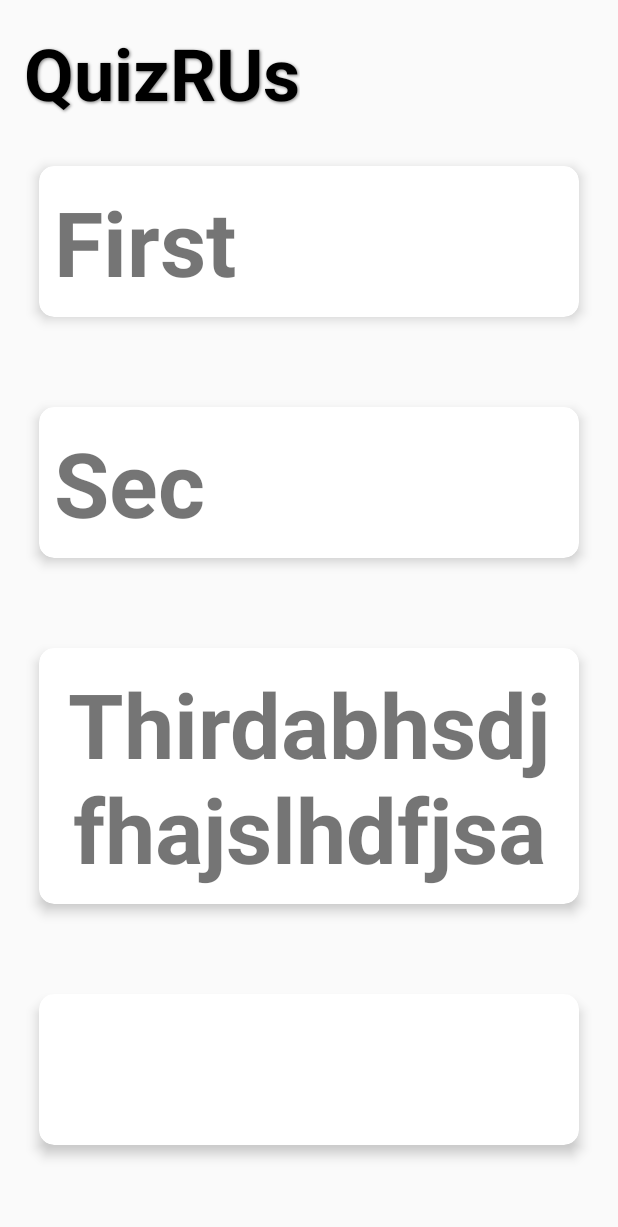
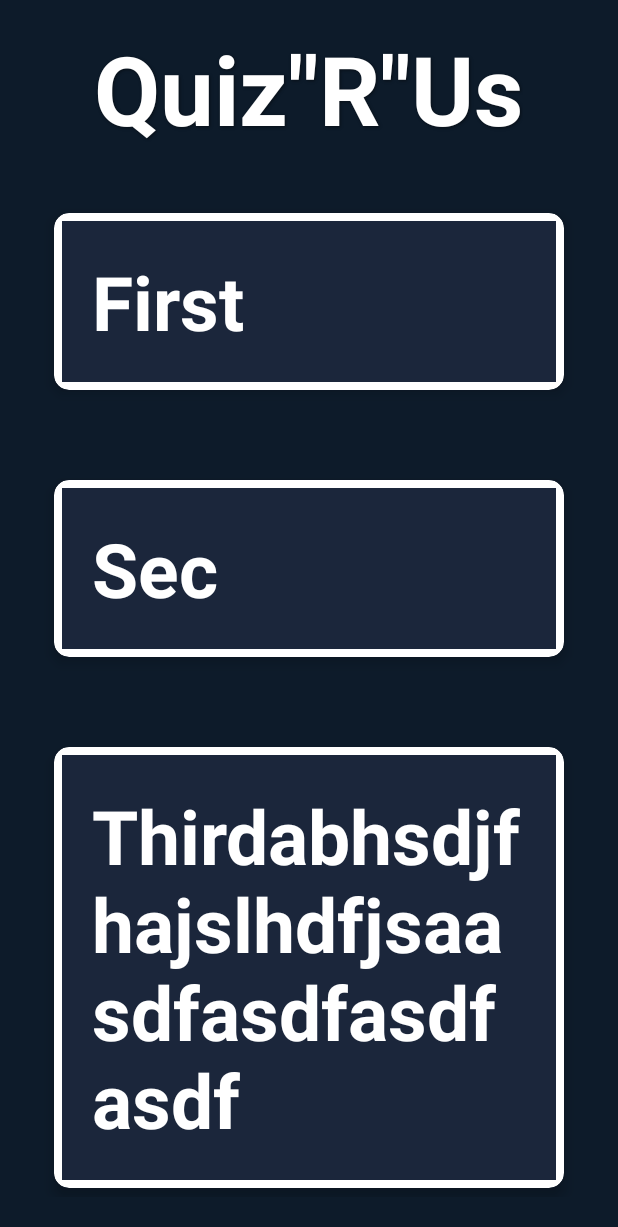
Before and after one commit to NicholasTanJH/QuizRUs, an Android app: the screen it shows after launch (QuizSelectionActivity), on a phone screen of 412 x 824 dp. Shown: the top 1227 px of the screen. Run offline under Robolectric (Android 15) with nearby library versions, the phone set to English and light mode, and no system bars.

Commit message:
add colour and correct quiz item scaling

```diff
--- a/app/src/main/AndroidManifest.xml
+++ b/app/src/main/AndroidManifest.xml
@@ -10,7 +10,8 @@
         <activity
             android:name="comp3350.quizrus.presentation.QuizSelectionActivity"
             android:label="@string/app_name"
-            android:exported="true">
+            android:exported="true"
+            android:screenOrientation="portrait">>
             <intent-filter>
                 <action android:name="android.intent.action.MAIN" />
                 <category android:name="android.intent.category.LAUNCHER" />
--- a/app/src/main/java/comp3350/quizrus/presentation/QuizSelectionActivity.java
+++ b/app/src/main/java/comp3350/quizrus/presentation/QuizSelectionActivity.java
@@ -24,7 +24,6 @@ import java.io.InputStreamReader;
 import java.util.ArrayList;
 
 public class QuizSelectionActivity extends Activity {
-
     //(Demo) A List for the quiz titles
     //Hard coded for now
     ArrayList<String> quizTitles = new ArrayList<>();
@@ -37,8 +36,14 @@ public class QuizSelectionActivity extends Activity {
         //init for quizTitles, again this is just hard coded
         quizTitles.add("First");
         quizTitles.add("Sec");
-        quizTitles.add("Thirdabhsdjfhajslhdfjsa");
+        quizTitles.add("Thirdabhsdjfhajslhdfjsaasdfasdfasdfasdf");
         quizTitles.add("");
+        quizTitles.add("4");
+        quizTitles.add("µ∆˜å∆ø∂˜∆ßøå");
+        quizTitles.add("asdf asdf asdf asdf ");
+        quizTitles.add("Hello World!");
+        quizTitles.add("Hello World!");
+        quizTitles.add("End");
 
         //Setting up the recycle view
         RecyclerView recyclerView = findViewById(R.id.listQuiz);
--- a/app/src/main/res/layout/activity_quiz_selection.xml
+++ b/app/src/main/res/layout/activity_quiz_selection.xml
@@ -3,28 +3,28 @@
     android:layout_width="match_parent"
     android:layout_height="wrap_content"
     android:orientation="vertical"
-    android:paddingLeft="@dimen/activity_horizontal_margin"
-    android:paddingTop="@dimen/activity_vertical_margin"
-    android:paddingRight="@dimen/activity_horizontal_margin"
-    android:paddingBottom="@dimen/activity_vertical_margin"
-    tools:context="comp3350.quizrus.presentation.QuizSelectionActivity" >
+    android:padding="16dp"
+    tools:context="comp3350.quizrus.presentation.QuizSelectionActivity"
+    android:background="@color/colorPrimary"
+    android:gravity="center_horizontal">
 
     <TextView
         android:id="@+id/quiz_selection_page_title"
         android:layout_width="wrap_content"
         android:layout_height="wrap_content"
-        android:shadowColor="@color/text_shadow"
+        android:shadowColor="@color/colorTextShadow"
         android:shadowDx="1"
         android:shadowDy="1"
         android:shadowRadius="2"
         android:text="@string/app_name"
-        android:textColor="@color/colorPrimaryDark"
-        android:textSize="48sp"
+        android:textColor="@color/white"
+        android:textSize="64sp"
         android:textStyle="bold" />
 
     <androidx.recyclerview.widget.RecyclerView
         android:id="@+id/listQuiz"
         android:layout_width="match_parent"
-        android:layout_height="match_parent" />
+        android:layout_height="match_parent"
+        android:padding="10dp"/>
 
 </LinearLayout>
--- a/app/src/main/res/layout/activity_quiz_selection_row.xml
+++ b/app/src/main/res/layout/activity_quiz_selection_row.xml
@@ -6,15 +6,18 @@
     android:layout_marginHorizontal="10dp"
     android:layout_marginVertical="30dp"
     app:cardCornerRadius="10dp"
-    app:cardElevation="5dp">
+    app:cardElevation="5dp"
+    app:cardBackgroundColor="@color/white">
 
     <TextView
         android:id="@+id/quiz_selection_item_title"
-        android:layout_width="wrap_content"
+        android:layout_width="match_parent"
         android:layout_height="wrap_content"
-        android:layout_margin="10dp"
-        android:gravity="center"
+        android:layout_margin="5dp"
+        android:padding="20dp"
         android:text="TextView"
-        android:textSize="60sp"
-        android:textStyle="bold" />
+        android:textSize="50sp"
+        android:textStyle="bold"
+        android:textColor="@color/white"
+        android:background="@color/colorBlue"/>
 </androidx.cardview.widget.CardView>
--- a/app/src/main/res/values/colors.xml
+++ b/app/src/main/res/values/colors.xml
@@ -1,7 +1,10 @@
 <?xml version="1.0" encoding="utf-8"?>
 <resources>
-    <color name="colorPrimary">#FFFFFF</color>
+    <color name="white">#FFFFFF</color>
     <color name="colorPrimaryDark">#000000</color>
     <color name="colorAccent">#575757</color>
-    <color name="text_shadow">#7F040404</color>
+    <color name="colorTextShadow">#7F040404</color>
+    <color name="colorPrimary">#0D1B2A</color>
+    <color name="colorBlue">#1B263B</color>
+    <color name="colorLightBlue">#778DA9</color>
 </resources>
--- a/app/src/main/res/values/strings.xml
+++ b/app/src/main/res/values/strings.xml
@@ -1,5 +1,5 @@
 <resources>
-    <string name="app_name">Quiz&quot;R&quot;Us</string>
+    <string name="app_name">Quiz\"R\&quot;Us</string>
 
     <string name="action_settings">Settings</string>
     <string name="student_records_system">Student Records System</string>
--- a/app/src/main/res/values/styles.xml
+++ b/app/src/main/res/values/styles.xml
@@ -3,7 +3,7 @@
     <!-- Base application theme. -->
     <style name="AppTheme" parent="Theme.AppCompat.Light.DarkActionBar">
         <!-- Customize your theme here. -->
-        <item name="colorPrimary">@color/colorPrimary</item>
+        <item name="colorPrimary">@color/white</item>
         <item name="colorPrimaryDark">@color/colorPrimaryDark</item>
         <item name="colorAccent">@color/colorAccent</item>
     </style>
```
Also changed, not shown: 155 other files.
